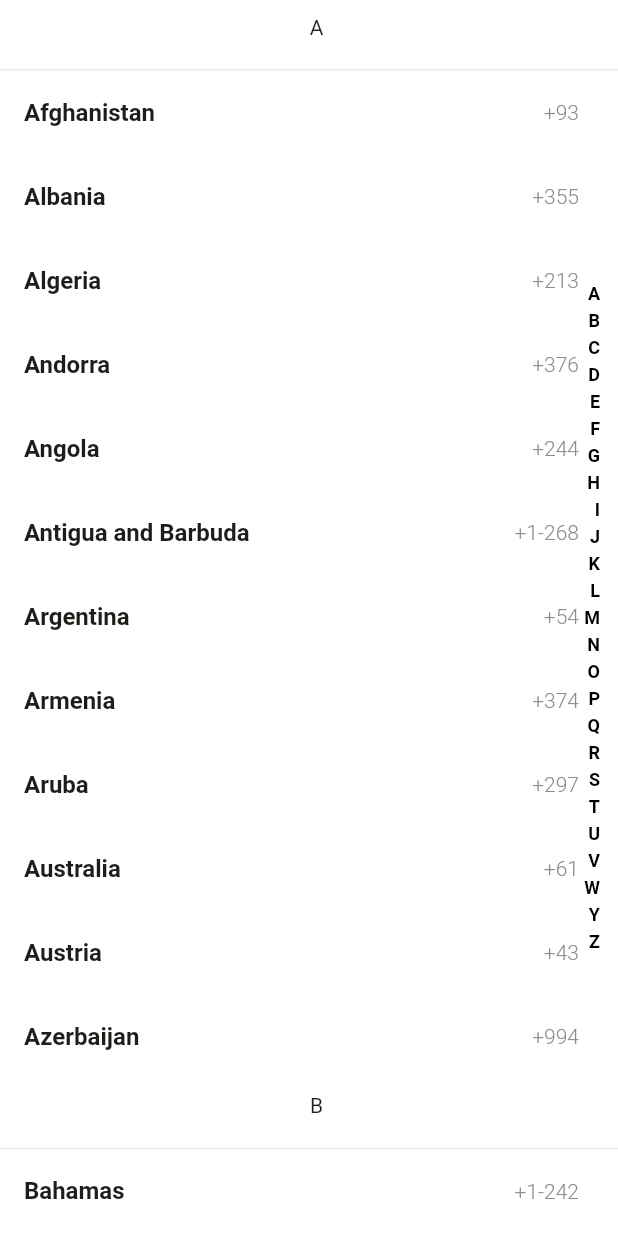
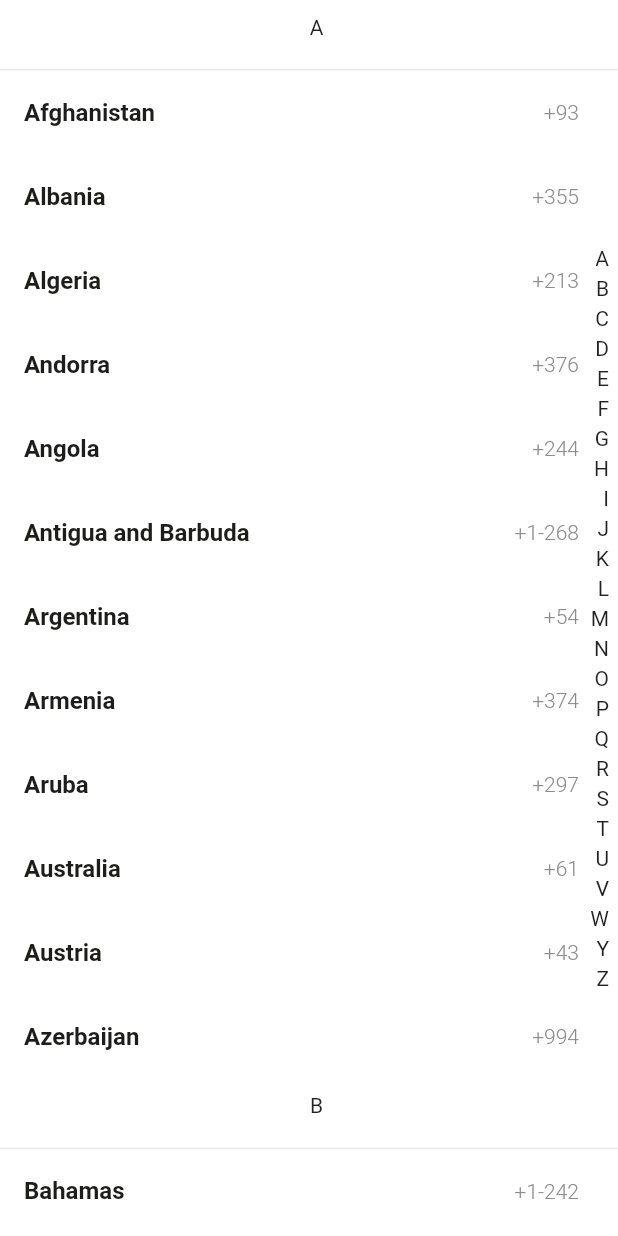
Before and after one commit to bianning/grouped_list_view, a Flutter app: the screen it shows after launch, on a phone screen of 412 x 824 dp. Run offline on Flutter 3.47's test engine with Material 2 defaults, Android fonts, the phone set to English and light mode, and no system bars.

Commit message:
improvement(indexexed_title):增加索引样式

```diff
--- a/lib/grouped_list_view.dart
+++ b/lib/grouped_list_view.dart
@@ -40,6 +40,11 @@ class GroupedListView extends StatelessWidget {
   Color? primaryColor;
   final ScrollPhysics? physics;
 
+  TextStyle? selectedTitleStyle;
+  TextStyle? defaultTitleStyle;
+
+  IndexPath? initialIndex;
+
   Function(int section)? didSelectedSectionIndex;
   Function? didDeSelectedSectionIndex;
 
@@ -51,9 +56,13 @@ class GroupedListView extends StatelessWidget {
       this.showIndexTitle = false,
       this.sectionIndexTitles,
       this.primaryColor,
-      this.titleColor, this.physics,
+      this.titleColor,
+      this.physics,
       this.didSelectedSectionIndex,
-      this.didDeSelectedSectionIndex}) {
+      this.didDeSelectedSectionIndex,
+      this.selectedTitleStyle,
+      this.defaultTitleStyle,
+      this.initialIndex}) {
     _indexToIndexPathList = [];
   }
 
@@ -77,9 +86,8 @@ class GroupedListView extends StatelessWidget {
         Positioned(
             right: 0,
             child: IndexedTitleView(
-                sectionIndexTitles ?? [],
-                titleColor ?? Colors.black,
-                primaryColor ?? Theme.of(context).primaryColor, (selectedIndex) {
+                sectionIndexTitles ?? [], defaultTitleStyle, selectedTitleStyle,
+                (selectedIndex) {
               if (selectedIndex != null) {
                 final index = _sectionIndex[selectedIndex];
                 jumpTo(index);
--- a/lib/indexed_title_view.dart
+++ b/lib/indexed_title_view.dart
@@ -2,10 +2,22 @@ import 'package:flutter/material.dart';
 
 class IndexedTitleView extends StatefulWidget {
   List<String> sectionIndexTitles;
-  Color titleColor = Colors.black;
-  Color primaryColor = Color(0xff31bebc);
+
+  // Color titleColor = Colors.black;
+  // Color primaryColor;
   Function(int?) selected;
-  IndexedTitleView(this.sectionIndexTitles, this.titleColor, this.primaryColor, this.selected);
+
+  TextStyle? selectedStyle;
+  TextStyle? defaultStyle = const TextStyle(
+    color: Colors.black,
+    fontSize: 10,
+    fontWeight: FontWeight.bold,
+  );
+
+
+  IndexedTitleView(this.sectionIndexTitles, this.defaultStyle,
+      this.selectedStyle, this.selected);
+
   @override
   _State createState() => _State();
 }
@@ -44,7 +56,7 @@ class _State extends State<IndexedTitleView> {
     for (int i = 0; i < widget.sectionIndexTitles.length; i++) {
       final title = widget.sectionIndexTitles[i];
       titles.add(Container(
-        padding: EdgeInsets.only(right: 10),
+        padding: EdgeInsets.only(right: 4),
         width: 60,
         color: Colors.transparent,
         child: Padding(
@@ -52,11 +64,7 @@ class _State extends State<IndexedTitleView> {
           child: Text(
             title,
             textAlign: TextAlign.right,
-            style: TextStyle(
-              color: i == _actLetter ? widget.primaryColor : widget.titleColor,
-              fontSize: i == _actLetter ? 14 : 12,
-              fontWeight: FontWeight.bold,
-            ),
+            style: i == _actLetter ? (widget.selectedStyle ?? widget.defaultStyle) : widget.defaultStyle
           ),
         ),
       ));
@@ -66,7 +74,7 @@ class _State extends State<IndexedTitleView> {
 
   void _onVerticalDragUpdate(details) {
     if (context.size == null) return;
-    final height  = context.size!.height;
+    final height = context.size!.height;
     var eachHeight = height / widget.sectionIndexTitles.length;
     if (details.localPosition.dy <= 0) {
       _actLetter = 0;
```
